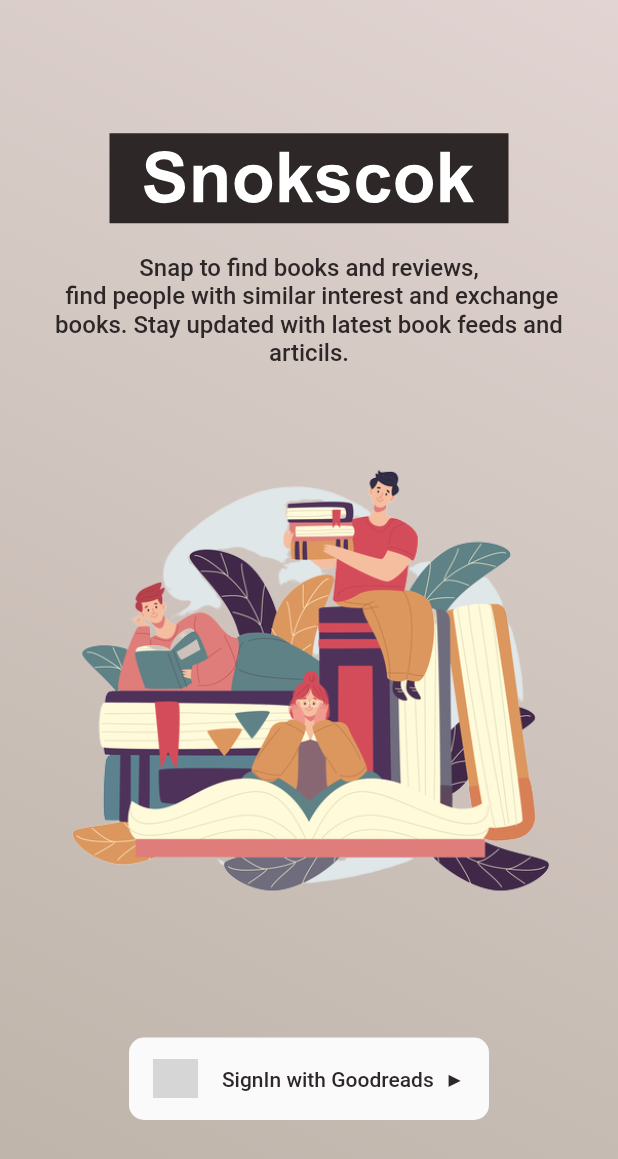
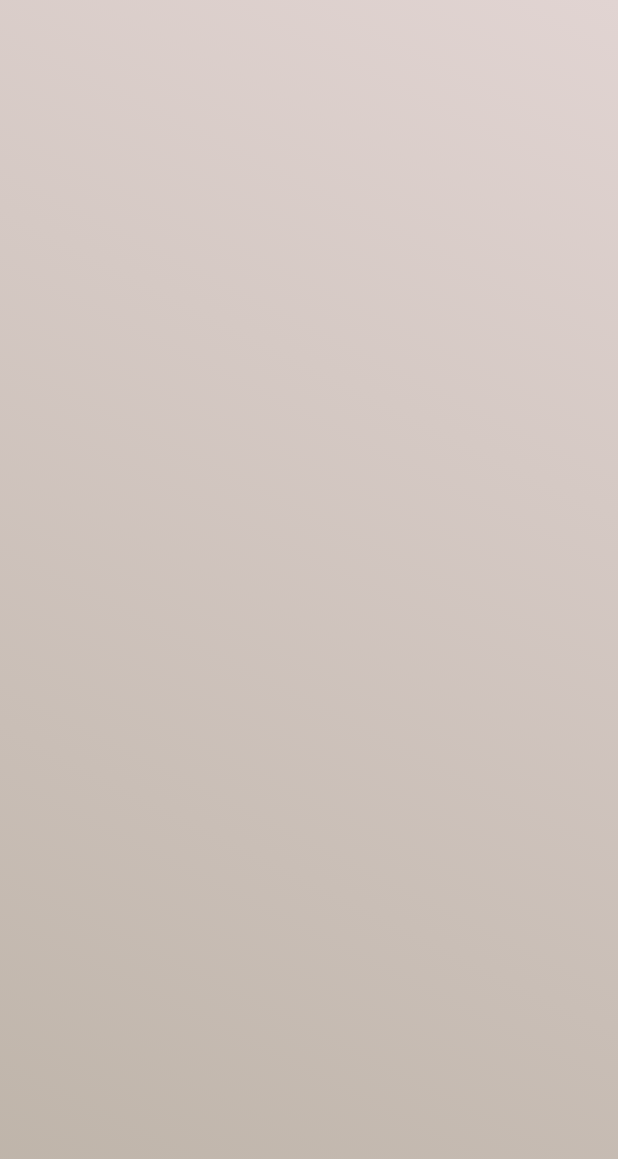
Before and after one commit to titusjoyson/snokscok, a Flutter app: the screen it shows after launch, on a phone screen of 412 x 824 dp. Shown: the top 1159 px of the screen. Run offline on Flutter 3.47's test engine with Material 2 defaults, Android fonts, the phone set to English and light mode, and no system bars; our stand-ins replace flutter_svg; grey boxes are pictures that could not be loaded.

Commit message:
Routs added

```diff
--- /dev/null
+++ b/lib/components/background/lightBackground.dart
@@ -0,0 +1,25 @@
+import 'package:flutter/material.dart';
+import 'package:snokscok/themes/const.dart';
+
+
+
+class LightBackground extends StatelessWidget {
+  LightBackground({Key key, this.child}) : super(key: key);
+  final Widget child;
+
+  @override
+  Widget build(BuildContext context) {
+    return Scaffold(
+      backgroundColor: Pallet.silk,
+      body: Center(
+          child: Container(
+            decoration: BoxDecoration(
+              gradient: BackgroundStyles.lgSilk
+              //color: Pallet.brownDark,
+            ),
+            child: child,
+          )
+        ),
+    );
+  }
+}
--- a/lib/main.dart
+++ b/lib/main.dart
@@ -2,6 +2,7 @@
 import 'package:flutter/services.dart';
 import 'package:snokscok/screens/onboarding/initial.dart';
 import 'package:snokscok/themes/const.dart';
+import 'package:snokscok/screens/home/home.dart';
 
 void main() {
   runApp(MyApp());
@@ -18,22 +19,14 @@
     return MaterialApp(
       title: 'Snokscok',
       theme: ThemeData(
-        // This is the theme of your application.
-        //
-        // Try running your application with "flutter run". You'll see the
-        // application has a blue toolbar. Then, without quitting the app, try
-        // changing the primarySwatch below to Colors.green and then invoke
-        // "hot reload" (press "r" in the console where you ran "flutter run",
-        // or simply save your changes to "hot reload" in a Flutter IDE).
-        // Notice that the counter didn't reset back to zero; the application
-        // is not restarted.
         primarySwatch: Colors.blue,
-        // This makes the visual density adapt to the platform that you run
-        // the app on. For desktop platforms, the controls will be smaller and
-        // closer together (more dense) than on mobile platforms.
         visualDensity: VisualDensity.adaptivePlatformDensity,
       ),
-      home: InitialPage(title: 'Snokscok On board'),
+      initialRoute: 'home',
+      routes: {
+        'initial': (context) => InitialPage(title: 'Snokscok On board'),
+        'home': (context) => HomePage(title: 'Home Page'),
+      },
     );
   }
 }
--- /dev/null
+++ b/lib/screens/home/home.dart
@@ -0,0 +1,20 @@
+import 'package:flutter/material.dart';
+import 'package:snokscok/components/background/lightBackground.dart';
+
+class HomePage extends StatefulWidget {
+  HomePage({Key key, this.title}): super(key: key);
+  final String title;
+
+  @override
+  _HomePageState createState() => _HomePageState();
+}
+
+class _HomePageState extends State<HomePage> {
+
+  @override
+  Widget build(BuildContext context){
+    return LightBackground(
+      child: null
+    );
+  }
+}
--- a/lib/screens/onboarding/initial.dart
+++ b/lib/screens/onboarding/initial.dart
@@ -1,20 +1,22 @@
 import 'dart:async';
 import 'package:flutter/material.dart';
+import 'package:snokscok/components/background/lightBackground.dart';
 import 'package:snokscok/themes/const.dart';
 import 'package:snokscok/components/buttons/outlineButton.dart';
 import 'package:snokscok/components/logo/svglog.dart';
 import 'package:snokscok/components/logo/PngImage.dart';
 
-
 class PageText {
-  static final String note = "Snap to find books and reviews,\n find people with similar interest and exchange books. Stay updated with latest book feeds and articils.";
+  static final String note =
+      "Snap to find books and reviews,\n find people with similar interest and exchange books. Stay updated with latest book feeds and articils.";
   static final String gdlogin = "SignIn with Goodreads  ▶";
   static final String stepAhead = "One step ahaid";
   static final String userAg = "Login / Create account";
 }
 
 class ImagesVar {
-  static final String buttonImage = "assets/images/icons/goodreads-square-light.png";
+  static final String buttonImage =
+      "assets/images/icons/goodreads-square-light.png";
   static final String logoImage = "assets/images/backgroundone.png";
 }
 
@@ -28,28 +30,21 @@
 }
 
 class _InitialPageState extends State<InitialPage> {
-
-  void _onGoodReadsLogin(event){
-    if(!event.isLoading()){
+  void _onGoodReadsLogin(event) {
+    if (!event.isLoading()) {
       event.startLoading();
       new Future.delayed(new Duration(seconds: 3), () {
         return 100;
       }).then((value) {
         event.stopLoading();
+        Navigator.pushReplacementNamed(context, 'home');
       });
     }
   }
 
   @override
   Widget build(BuildContext context) {
-    return Scaffold(
-      backgroundColor: Pallet.silk,
-      body: Center(
-          child: Container(
-            decoration: BoxDecoration(
-              gradient: BackgroundStyles.lgSilk
-              //color: Pallet.brownDark,
-            ),
+    return LightBackground(
       child: Column(
         mainAxisAlignment: MainAxisAlignment.spaceAround,
         crossAxisAlignment: CrossAxisAlignment.stretch,
@@ -61,17 +56,18 @@
                 borderRadius: BorderRadius.all(Radius.circular(20)),
               ),
               margin: EdgeInsets.fromLTRB(10.00, 40.00, 10.00, 10.00),
-                    child:Column(
+              child: Column(
                   mainAxisAlignment: MainAxisAlignment.center,
                   children: <Widget>[
                     SVGLogo(),
                     Padding(
                       padding: EdgeInsets.fromLTRB(16.0, 20.0, 16.0, 16.0),
-                            child: Text(PageText.note, style: TextStyles.subHeader, textAlign: TextAlign.center),
+                      child: Text(PageText.note,
+                          style: TextStyles.subHeader,
+                          textAlign: TextAlign.center),
                     ),
                     PngImage(ImagesVar.logoImage),
-                        ]
-                    ),
+                  ]),
             ),
           ),
           Expanded(
@@ -82,14 +78,10 @@
                   LoadingIconButton(
                       onPress: _onGoodReadsLogin,
                       text: PageText.gdlogin,
-                          iconImage: ImagesVar.buttonImage
-                        ),
-                      ]
-                  ),
+                      iconImage: ImagesVar.buttonImage),
+                ]),
           ),
         ],
-            ),
-          )
       ),
     );
   }
```
Lines whose indentation alone changed are shown as unchanged.
